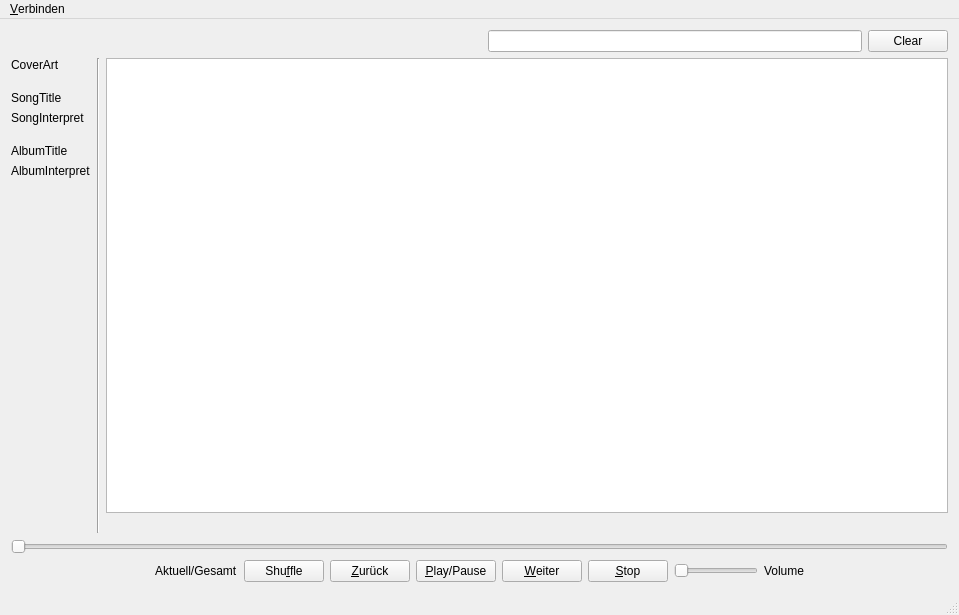
Before: the Qt Designer form arkecho_player/arkecho_player/Ui/ArkEchoPlayerView.ui in ArkEcho/arkecho_player, drawn with Qt 5.
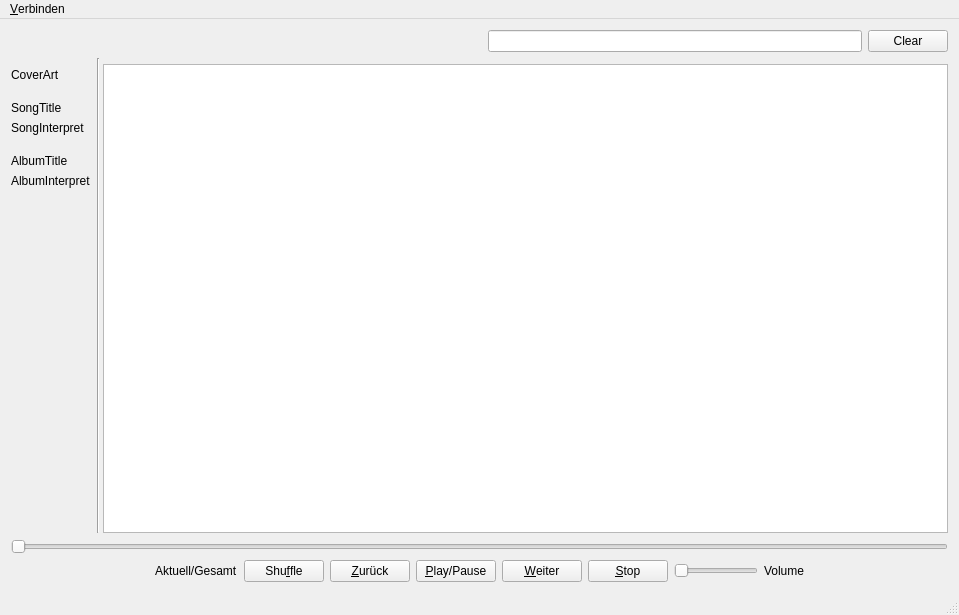
After: the same form once the commit is applied.

Commit message: Player: Refactored Default Song Info

Diff of the .ui file:
```diff
--- a/arkecho_player/arkecho_player/Ui/ArkEchoPlayerView.ui
+++ b/arkecho_player/arkecho_player/Ui/ArkEchoPlayerView.ui
@@ -42,8 +42,24 @@
       </item>
      </layout>
     </item>
-    <item row="1" column="0">
+    <item row="1" column="0" rowspan="2">
      <layout class="QVBoxLayout" name="verticalLayout_2">
+      <item>
+       <spacer name="verticalSpacer">
+        <property name="orientation">
+         <enum>Qt::Vertical</enum>
+        </property>
+        <property name="sizeType">
+         <enum>QSizePolicy::Fixed</enum>
+        </property>
+        <property name="sizeHint" stdset="0">
+         <size>
+          <width>20</width>
+          <height>10</height>
+         </size>
+        </property>
+       </spacer>
+      </item>
       <item>
        <widget class="QLabel" name="lblCoverArt">
         <property name="text">
@@ -153,34 +169,27 @@
       </item>
      </layout>
     </item>
-    <item row="1" column="1">
+    <item row="1" column="1" rowspan="2" colspan="2">
      <widget class="Line" name="line">
       <property name="orientation">
        <enum>Qt::Vertical</enum>
       </property>
      </widget>
     </item>
-    <item row="1" column="2">
-     <layout class="QVBoxLayout" name="verticalLayout">
-      <item>
-       <widget class="QTableWidget" name="twTrackList"/>
-      </item>
-      <item>
-       <spacer name="horizontalSpacer_5">
-        <property name="orientation">
-         <enum>Qt::Horizontal</enum>
-        </property>
-        <property name="sizeHint" stdset="0">
-         <size>
-          <width>779</width>
-          <height>20</height>
-         </size>
-        </property>
-       </spacer>
-      </item>
-     </layout>
+    <item row="2" column="2">
+     <widget class="QTableWidget" name="twTrackList"/>
     </item>
     <item row="3" column="0" colspan="3">
+     <widget class="QSlider" name="sliderDuration">
+      <property name="maximum">
+       <number>100</number>
+      </property>
+      <property name="orientation">
+       <enum>Qt::Horizontal</enum>
+      </property>
+     </widget>
+    </item>
+    <item row="4" column="0" colspan="3">
      <layout class="QHBoxLayout" name="horizontalLayout">
       <item>
        <spacer name="horizontalSpacer">
@@ -275,16 +284,6 @@
       </item>
      </layout>
     </item>
-    <item row="2" column="0" colspan="3">
-     <widget class="QSlider" name="sliderDuration">
-      <property name="maximum">
-       <number>100</number>
-      </property>
-      <property name="orientation">
-       <enum>Qt::Horizontal</enum>
-      </property>
-     </widget>
-    </item>
    </layout>
   </widget>
   <widget class="QMenuBar" name="menuBar">
```
The commit also changes 3 other files.
